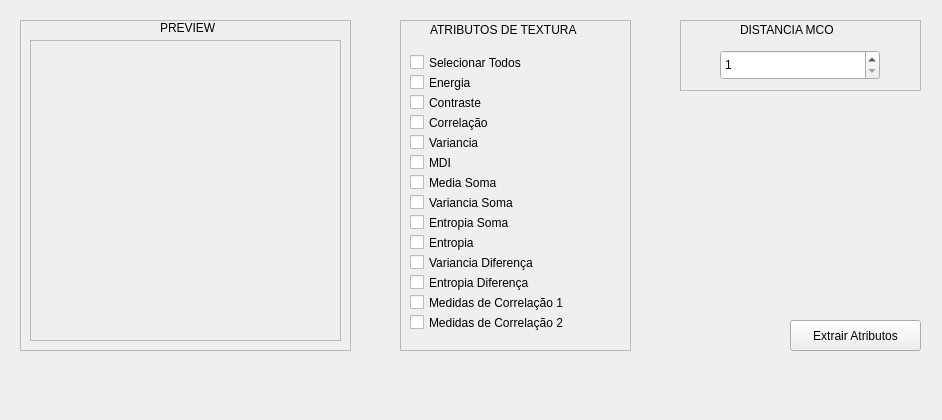
Old version of the form mainwindow.ui in the repository chr0m1ng/projetoWagyu.
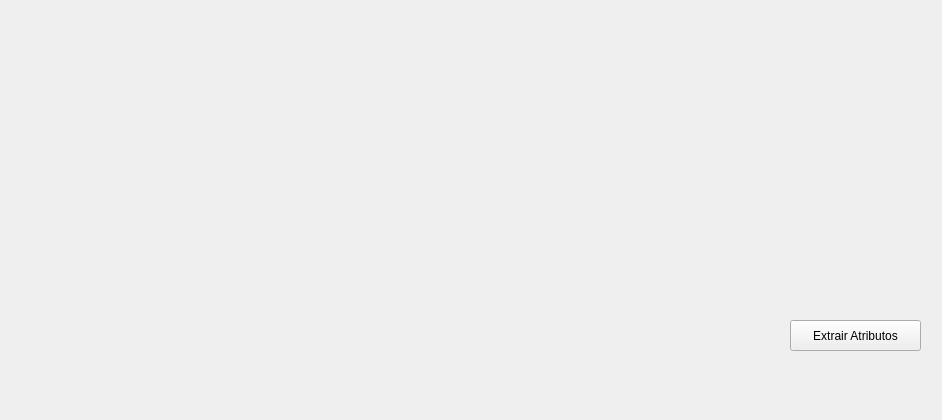
New version of the form.

Commit message: Alteraçao no codigo para ficar mais simples

Patch:
```diff
--- a/mainwindow.ui
+++ b/mainwindow.ui
@@ -14,314 +14,6 @@
    <string>Atributos Haralick</string>
   </property>
   <widget class="QWidget" name="centralWidget">
-   <widget class="QFrame" name="FrameDMCO">
-    <property name="geometry">
-     <rect>
-      <x>680</x>
-      <y>20</y>
-      <width>241</width>
-      <height>71</height>
-     </rect>
-    </property>
-    <property name="frameShape">
-     <enum>QFrame::StyledPanel</enum>
-    </property>
-    <property name="frameShadow">
-     <enum>QFrame::Raised</enum>
-    </property>
-    <widget class="QLabel" name="DMCOLabel">
-     <property name="geometry">
-      <rect>
-       <x>60</x>
-       <y>0</y>
-       <width>121</width>
-       <height>20</height>
-      </rect>
-     </property>
-     <property name="text">
-      <string>DISTANCIA MCO</string>
-     </property>
-    </widget>
-    <widget class="QSpinBox" name="DMCOspinBox">
-     <property name="geometry">
-      <rect>
-       <x>40</x>
-       <y>30</y>
-       <width>160</width>
-       <height>30</height>
-      </rect>
-     </property>
-     <property name="minimum">
-      <number>1</number>
-     </property>
-     <property name="maximum">
-      <number>99999</number>
-     </property>
-    </widget>
-   </widget>
-   <widget class="QFrame" name="FrameATH">
-    <property name="geometry">
-     <rect>
-      <x>400</x>
-      <y>20</y>
-      <width>231</width>
-      <height>331</height>
-     </rect>
-    </property>
-    <property name="frameShape">
-     <enum>QFrame::StyledPanel</enum>
-    </property>
-    <property name="frameShadow">
-     <enum>QFrame::Raised</enum>
-    </property>
-    <widget class="QLabel" name="ROILabel_2">
-     <property name="geometry">
-      <rect>
-       <x>30</x>
-       <y>0</y>
-       <width>171</width>
-       <height>20</height>
-      </rect>
-     </property>
-     <property name="text">
-      <string>ATRIBUTOS DE TEXTURA</string>
-     </property>
-    </widget>
-    <widget class="QCheckBox" name="ATH01">
-     <property name="geometry">
-      <rect>
-       <x>10</x>
-       <y>50</y>
-       <width>96</width>
-       <height>25</height>
-      </rect>
-     </property>
-     <property name="text">
-      <string>Energia</string>
-     </property>
-    </widget>
-    <widget class="QCheckBox" name="ATH02">
-     <property name="geometry">
-      <rect>
-       <x>10</x>
-       <y>70</y>
-       <width>96</width>
-       <height>25</height>
-      </rect>
-     </property>
-     <property name="text">
-      <string>Contraste</string>
-     </property>
-    </widget>
-    <widget class="QCheckBox" name="ATH04">
-     <property name="geometry">
-      <rect>
-       <x>10</x>
-       <y>110</y>
-       <width>96</width>
-       <height>25</height>
-      </rect>
-     </property>
-     <property name="text">
-      <string>Variancia</string>
-     </property>
-    </widget>
-    <widget class="QCheckBox" name="ATH03">
-     <property name="geometry">
-      <rect>
-       <x>10</x>
-       <y>90</y>
-       <width>96</width>
-       <height>25</height>
-      </rect>
-     </property>
-     <property name="text">
-      <string>Correlação</string>
-     </property>
-    </widget>
-    <widget class="QCheckBox" name="ATH05">
-     <property name="geometry">
-      <rect>
-       <x>10</x>
-       <y>130</y>
-       <width>96</width>
-       <height>25</height>
-      </rect>
-     </property>
-     <property name="text">
-      <string>MDI</string>
-     </property>
-    </widget>
-    <widget class="QCheckBox" name="ATH13">
-     <property name="geometry">
-      <rect>
-       <x>10</x>
-       <y>290</y>
-       <width>191</width>
-       <height>25</height>
-      </rect>
-     </property>
-     <property name="text">
-      <string>Medidas de Correlação 2</string>
-     </property>
-    </widget>
-    <widget class="QCheckBox" name="ATH12">
-     <property name="geometry">
-      <rect>
-       <x>10</x>
-       <y>270</y>
-       <width>191</width>
-       <height>25</height>
-      </rect>
-     </property>
-     <property name="text">
-      <string>Medidas de Correlação 1</string>
-     </property>
-    </widget>
-    <widget class="QCheckBox" name="ATH11">
-     <property name="geometry">
-      <rect>
-       <x>10</x>
-       <y>250</y>
-       <width>151</width>
-       <height>25</height>
-      </rect>
-     </property>
-     <property name="text">
-      <string>Entropia Diferença</string>
-     </property>
-    </widget>
-    <widget class="QCheckBox" name="ATH10">
-     <property name="geometry">
-      <rect>
-       <x>10</x>
-       <y>230</y>
-       <width>151</width>
-       <height>25</height>
-      </rect>
-     </property>
-     <property name="text">
-      <string>Variancia Diferença</string>
-     </property>
-    </widget>
-    <widget class="QCheckBox" name="ATH09">
-     <property name="geometry">
-      <rect>
-       <x>10</x>
-       <y>210</y>
-       <width>96</width>
-       <height>25</height>
-      </rect>
-     </property>
-     <property name="text">
-      <string>Entropia</string>
-     </property>
-    </widget>
-    <widget class="QCheckBox" name="ATH08">
-     <property name="geometry">
-      <rect>
-       <x>10</x>
-       <y>190</y>
-       <width>121</width>
-       <height>25</height>
-      </rect>
-     </property>
-     <property name="text">
-      <string>Entropia Soma</string>
-     </property>
-    </widget>
-    <widget class="QCheckBox" name="ATH07">
-     <property name="geometry">
-      <rect>
-       <x>10</x>
-       <y>170</y>
-       <width>131</width>
-       <height>25</height>
-      </rect>
-     </property>
-     <property name="text">
-      <string>Variancia Soma</string>
-     </property>
-    </widget>
-    <widget class="QCheckBox" name="ATH06">
-     <property name="geometry">
-      <rect>
-       <x>10</x>
-       <y>150</y>
-       <width>111</width>
-       <height>25</height>
-      </rect>
-     </property>
-     <property name="text">
-      <string>Media Soma</string>
-     </property>
-    </widget>
-    <widget class="QCheckBox" name="SelTodos">
-     <property name="geometry">
-      <rect>
-       <x>10</x>
-       <y>30</y>
-       <width>151</width>
-       <height>25</height>
-      </rect>
-     </property>
-     <property name="text">
-      <string>Selecionar Todos</string>
-     </property>
-    </widget>
-   </widget>
-   <widget class="QFrame" name="framePreview">
-    <property name="geometry">
-     <rect>
-      <x>20</x>
-      <y>20</y>
-      <width>331</width>
-      <height>331</height>
-     </rect>
-    </property>
-    <property name="frameShape">
-     <enum>QFrame::StyledPanel</enum>
-    </property>
-    <property name="frameShadow">
-     <enum>QFrame::Raised</enum>
-    </property>
-    <widget class="QScrollArea" name="IMGPreviewSA">
-     <property name="geometry">
-      <rect>
-       <x>10</x>
-       <y>20</y>
-       <width>311</width>
-       <height>301</height>
-      </rect>
-     </property>
-     <property name="widgetResizable">
-      <bool>true</bool>
-     </property>
-     <widget class="QWidget" name="scrollAreaWidgetContents">
-      <property name="geometry">
-       <rect>
-        <x>0</x>
-        <y>0</y>
-        <width>309</width>
-        <height>299</height>
-       </rect>
-      </property>
-     </widget>
-    </widget>
-    <widget class="QLabel" name="label">
-     <property name="geometry">
-      <rect>
-       <x>140</x>
-       <y>0</y>
-       <width>71</width>
-       <height>16</height>
-      </rect>
-     </property>
-     <property name="text">
-      <string>PREVIEW</string>
-     </property>
-    </widget>
-   </widget>
    <widget class="QPushButton" name="extrairPb">
     <property name="geometry">
      <rect>
```
Left out of the diff: 2 changed lines with no effect on the pictures. The commit also changes 2 other files.
